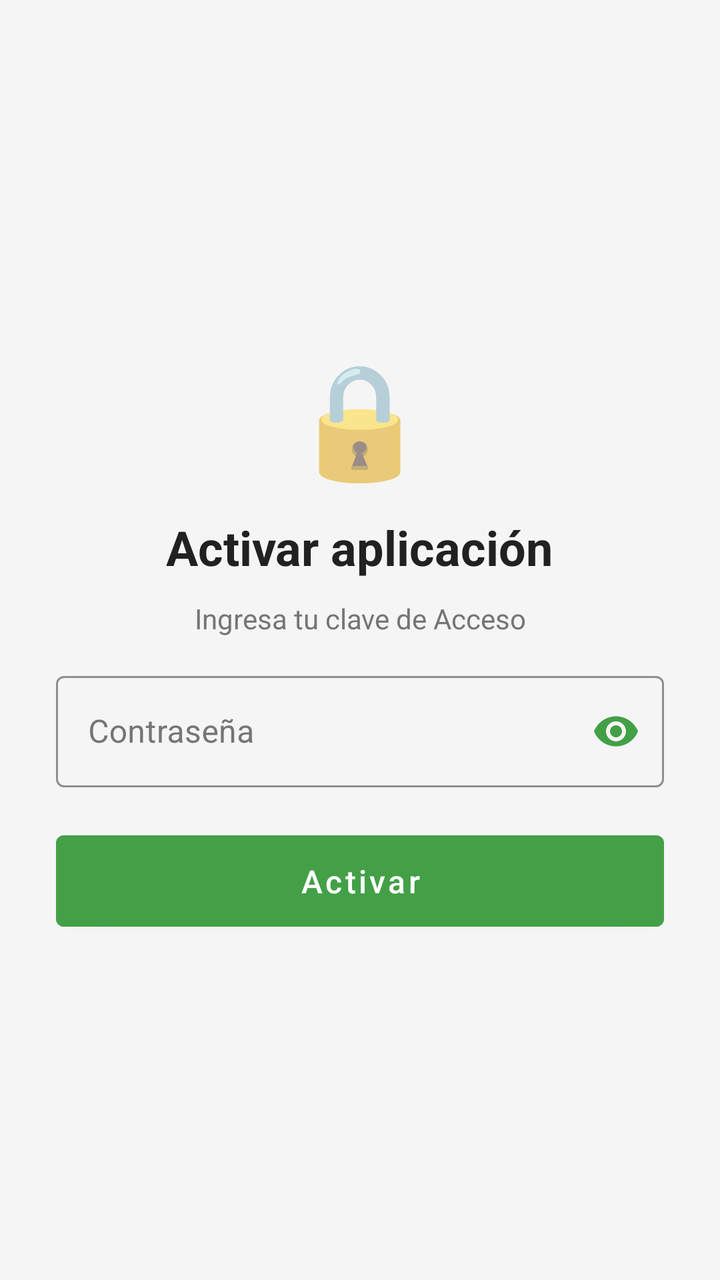
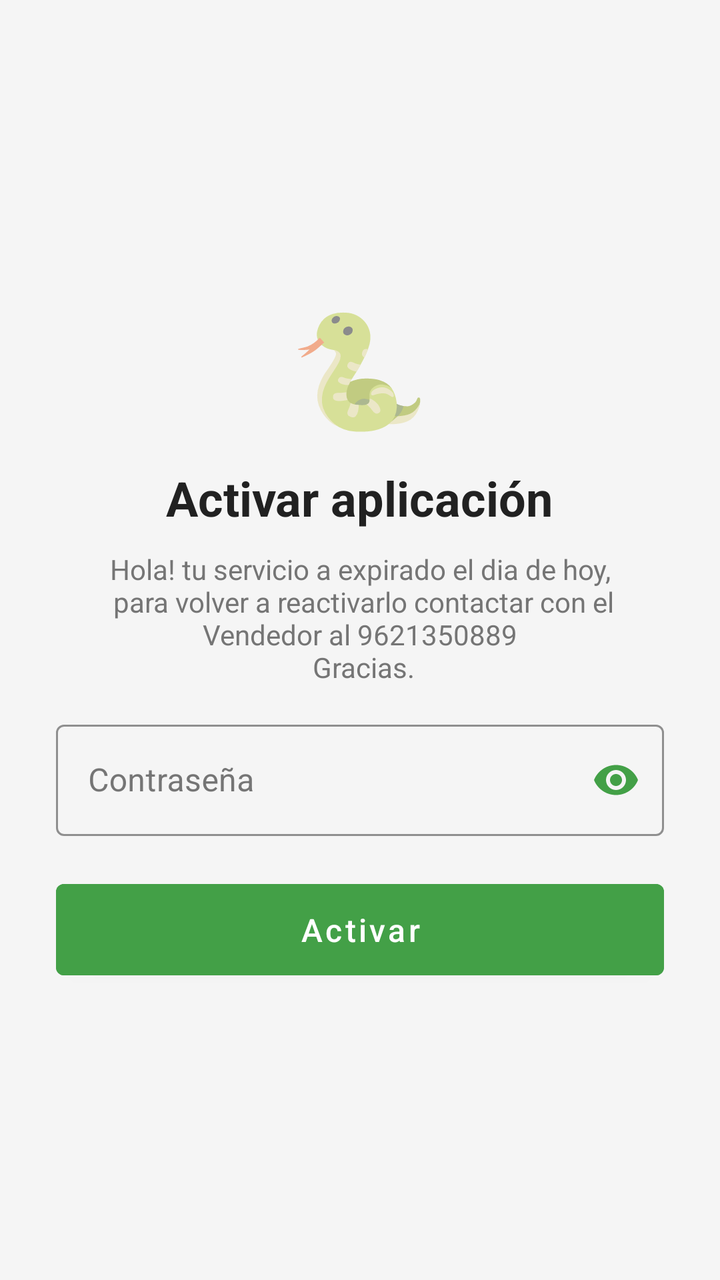

The first picture is an Android layout as it rendered before a commit; the second is the same layout after the commit. The layout source and the unified diff follow.
<!-- AndroidManifest.xml: application theme Theme.Inventario -->
<!-- res/layout/activity_license.xml -->
<?xml version="1.0" encoding="utf-8"?>
<ScrollView xmlns:android="http://schemas.android.com/apk/res/android"
    xmlns:app="http://schemas.android.com/apk/res-auto"
    android:layout_width="match_parent"
    android:layout_height="match_parent"
    android:background="#F5F5F5"
    android:fillViewport="true">

    <LinearLayout
        android:layout_width="match_parent"
        android:layout_height="match_parent"
        android:orientation="vertical"
        android:gravity="center"
        android:padding="28dp">

        <ImageView
            android:id="@+id/ivLogoActivacion"
            android:layout_width="120dp"
            android:layout_height="120dp"
            android:scaleType="fitCenter"
            android:visibility="gone"
            android:contentDescription="Logo de la aplicación" />

        <TextView
            android:id="@+id/tvCandado"
            android:layout_width="wrap_content"
            android:layout_height="wrap_content"
            android:text="🔒"
            android:textSize="56sp" />

        <TextView
            android:layout_width="wrap_content"
            android:layout_height="wrap_content"
            android:layout_marginTop="12dp"
            android:text="Activar aplicación"
            android:textColor="#212121"
            android:textSize="24sp"
            android:textStyle="bold" />

        <TextView
            android:layout_width="match_parent"
            android:layout_height="wrap_content"
            android:layout_marginTop="10dp"
            android:gravity="center"
            android:text="Ingresa tu clave de Acceso"
            android:textColor="#757575"
            android:textSize="14sp" />

        <com.google.android.material.textfield.TextInputLayout
            android:id="@+id/tilUsuarioActivacion"
            style="@style/Widget.MaterialComponents.TextInputLayout.OutlinedBox"
            android:layout_width="match_parent"
            android:layout_height="wrap_content"
            android:layout_marginTop="26dp"
            android:hint="Usuario"
            android:visibility="gone"
            android:textColorHint="#757575"
            app:boxStrokeColor="#43A047"
            app:hintTextColor="#43A047">

            <com.google.android.material.textfield.TextInputEditText
                android:id="@+id/etUsuarioActivacion"
                android:layout_width="match_parent"
                android:layout_height="wrap_content"
                android:imeOptions="actionNext"
                android:inputType="textNoSuggestions"
                android:maxLines="1"
                android:textColor="#212121" />

        </com.google.android.material.textfield.TextInputLayout>

        <com.google.android.material.textfield.TextInputLayout
            android:id="@+id/tilCodigoActivacion"
            style="@style/Widget.MaterialComponents.TextInputLayout.OutlinedBox"
            android:layout_width="match_parent"
            android:layout_height="wrap_content"
            android:layout_marginTop="14dp"
            android:hint="Contraseña"
            android:textColorHint="#757575"
            app:boxStrokeColor="#43A047"
            app:hintTextColor="#43A047"
            app:endIconMode="password_toggle"
            app:endIconTint="#43A047">

            <com.google.android.material.textfield.TextInputEditText
                android:id="@+id/etCodigoActivacion"
                android:layout_width="match_parent"
                android:layout_height="wrap_content"
                android:imeOptions="actionDone"
                android:inputType="textPassword"
                android:maxLines="1"
                android:textColor="#212121" />

        </com.google.android.material.textfield.TextInputLayout>

        <Button
            android:id="@+id/btnActivar"
            android:layout_width="match_parent"
            android:layout_height="wrap_content"
            android:layout_marginTop="18dp"
            android:backgroundTint="#43A047"
            android:paddingTop="12dp"
            android:paddingBottom="12dp"
            android:text="Activar"
            android:textAllCaps="false"
            android:textSize="16sp" />

    </LinearLayout>

</ScrollView>
<!-- resources referenced by this layout -->
<resources>
  <style name="Theme.Inventario" parent="Theme.MaterialComponents.DayNight.DarkActionBar">
          
          <item name="colorPrimary">@color/purple_500</item>
          <item name="colorPrimaryVariant">@color/purple_700</item>
          <item name="colorOnPrimary">@color/white</item>
          
          <item name="colorSecondary">@color/teal_200</item>
          <item name="colorSecondaryVariant">@color/teal_700</item>
          <item name="colorOnSecondary">@color/black</item>
          
          <item name="android:statusBarColor">?attr/colorPrimaryVariant</item>
          
      </style>
  <color name="purple_500">#FF6200EE</color>
  <color name="purple_700">#FF3700B3</color>
  <color name="white">#FFFFFFFF</color>
  <color name="teal_200">#FF03DAC5</color>
  <color name="teal_700">#FF018786</color>
  <color name="black">#FF000000</color>
</resources>

<!-- the commit's change to res/layout/activity_license.xml (unified diff, before → after) -->
@@ -25,7 +25,7 @@
             android:id="@+id/tvCandado"
             android:layout_width="wrap_content"
             android:layout_height="wrap_content"
-            android:text="🔒"
+            android:text="🐍"
             android:textSize="56sp" />
 
         <TextView
@@ -42,7 +42,9 @@
             android:layout_height="wrap_content"
             android:layout_marginTop="10dp"
             android:gravity="center"
-            android:text="Ingresa tu clave de Acceso"
+            android:text="Hola! tu servicio a expirado el dia de hoy,\n
+para volver a reactivarlo contactar con el Vendedor al 9621350889\n
+Gracias."
             android:textColor="#757575"
             android:textSize="14sp" />
 
